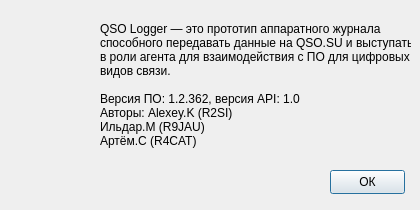
Old version of the form about.ui in the repository qsosu/logger.
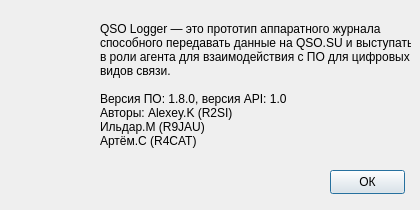
New version of the form. Icons and pictures are not drawn.

```diff
--- a/about.ui
+++ b/about.ui
@@ -79,7 +79,7 @@
 &lt;p style=&quot; margin-top:0px; margin-bottom:0px; margin-left:0px; margin-right:0px; -qt-block-indent:0; text-indent:0px;&quot;&gt;&lt;span style=&quot; color:#000000;&quot;&gt;в роли агента для взаимодействия с ПО для цифровых &lt;/span&gt;&lt;/p&gt;
 &lt;p style=&quot; margin-top:0px; margin-bottom:0px; margin-left:0px; margin-right:0px; -qt-block-indent:0; text-indent:0px;&quot;&gt;&lt;span style=&quot; color:#000000;&quot;&gt;видов связи.&lt;/span&gt;&lt;/p&gt;
 &lt;p style=&quot;-qt-paragraph-type:empty; margin-top:0px; margin-bottom:0px; margin-left:0px; margin-right:0px; -qt-block-indent:0; text-indent:0px; color:#000000;&quot;&gt;&lt;br /&gt;&lt;/p&gt;
-&lt;p style=&quot; margin-top:0px; margin-bottom:0px; margin-left:0px; margin-right:0px; -qt-block-indent:0; text-indent:0px;&quot;&gt;&lt;span style=&quot; color:#000000;&quot;&gt;Версия ПО: 1.2.362, версия API: 1.0&lt;/span&gt;&lt;/p&gt;
+&lt;p style=&quot; margin-top:0px; margin-bottom:0px; margin-left:0px; margin-right:0px; -qt-block-indent:0; text-indent:0px;&quot;&gt;&lt;span style=&quot; color:#000000;&quot;&gt;Версия ПО: 1.8.0, версия API: 1.0&lt;/span&gt;&lt;/p&gt;
 &lt;p style=&quot; margin-top:0px; margin-bottom:0px; margin-left:0px; margin-right:0px; -qt-block-indent:0; text-indent:0px;&quot;&gt;&lt;span style=&quot; color:#000000;&quot;&gt;Авторы: Alexey.K (R2SI)&lt;/span&gt;&lt;/p&gt;
 &lt;p style=&quot; margin-top:0px; margin-bottom:0px; margin-left:0px; margin-right:0px; -qt-block-indent:0; text-indent:0px;&quot;&gt;&lt;span style=&quot; color:#000000;&quot;&gt;Ильдар.М (R9JAU)&lt;/span&gt;&lt;/p&gt;
 &lt;p style=&quot; margin-top:0px; margin-bottom:0px; margin-left:0px; margin-right:0px; -qt-block-indent:0; text-indent:0px;&quot;&gt;&lt;span style=&quot; color:#000000;&quot;&gt;Артём.С (R4CAT)&lt;/span&gt;&lt;/p&gt;&lt;/body&gt;&lt;/html&gt;</string>
```
